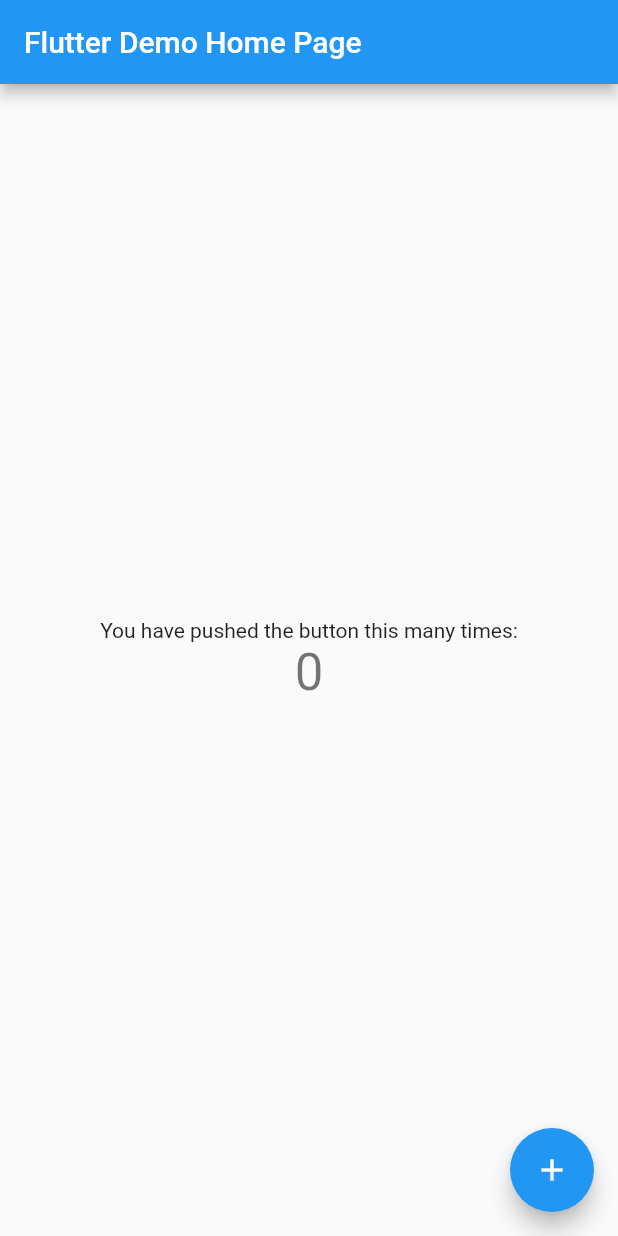
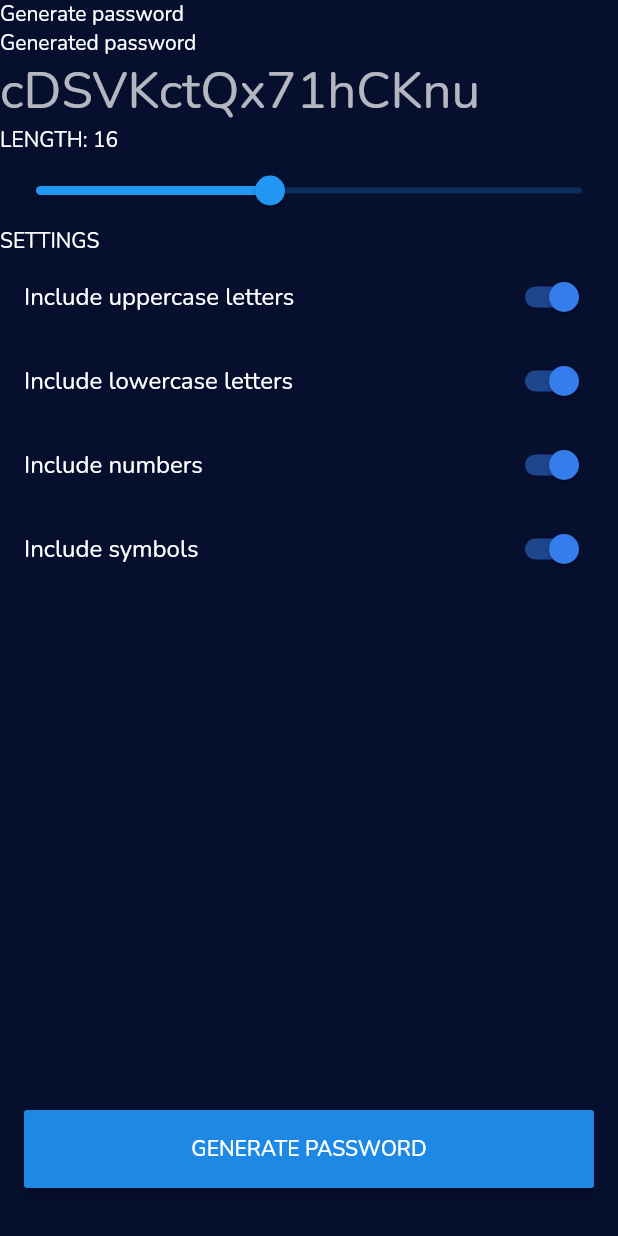
Before and after one commit to castrors/password_generator, a Flutter app: the screen it shows after launch, on a phone screen of 412 x 824 dp. Run offline on Flutter 3.47's test engine with Material 2 defaults, Android fonts, the light colour scheme and no system bars; our stand-ins replace google_fonts.

Commit message:
Draw the components

```diff
--- a/lib/main.dart
+++ b/lib/main.dart
@@ -1,111 +1,93 @@
 import 'package:flutter/material.dart';
+import 'package:google_fonts/google_fonts.dart';
 
-void main() => runApp(MyApp());
+final _fieldColors = Color(0xFF0b1740);
 
-class MyApp extends StatelessWidget {
-  // This widget is the root of your application.
+void main() => runApp(App());
+
+class App extends StatelessWidget {
   @override
   Widget build(BuildContext context) {
     return MaterialApp(
-      title: 'Flutter Demo',
       theme: ThemeData(
-        // This is the theme of your application.
-        //
-        // Try running your application with "flutter run". You'll see the
-        // application has a blue toolbar. Then, without quitting the app, try
-        // changing the primarySwatch below to Colors.green and then invoke
-        // "hot reload" (press "r" in the console where you ran "flutter run",
-        // or simply save your changes to "hot reload" in a Flutter IDE).
-        // Notice that the counter didn't reset back to zero; the application
-        // is not restarted.
-        primarySwatch: Colors.blue,
-      ),
-      home: MyHomePage(title: 'Flutter Demo Home Page'),
+          brightness: Brightness.dark,
+          accentColor: Color(0xFF357ced),
+          primaryColor: Color(0xFF357ced),
+          scaffoldBackgroundColor: Color(0xFF060f2d),
+          fontFamily: GoogleFonts.nunito().fontFamily),
+      home: PasswordGeneratorPage(),
     );
   }
 }
 
-class MyHomePage extends StatefulWidget {
-  MyHomePage({Key key, this.title}) : super(key: key);
-
-  // This widget is the home page of your application. It is stateful, meaning
-  // that it has a State object (defined below) that contains fields that affect
-  // how it looks.
-
-  // This class is the configuration for the state. It holds the values (in this
-  // case the title) provided by the parent (in this case the App widget) and
-  // used by the build method of the State. Fields in a Widget subclass are
-  // always marked "final".
-
-  final String title;
-
-  @override
-  _MyHomePageState createState() => _MyHomePageState();
-}
-
-class _MyHomePageState extends State<MyHomePage> {
-  int _counter = 0;
-
-  void _incrementCounter() {
-    setState(() {
-      // This call to setState tells the Flutter framework that something has
-      // changed in this State, which causes it to rerun the build method below
-      // so that the display can reflect the updated values. If we changed
-      // _counter without calling setState(), then the build method would not be
-      // called again, and so nothing would appear to happen.
-      _counter++;
-    });
-  }
-
+class PasswordGeneratorPage extends StatelessWidget {
   @override
   Widget build(BuildContext context) {
-    // This method is rerun every time setState is called, for instance as done
-    // by the _incrementCounter method above.
-    //
-    // The Flutter framework has been optimized to make rerunning build methods
-    // fast, so that you can just rebuild anything that needs updating rather
-    // than having to individually change instances of widgets.
     return Scaffold(
-      appBar: AppBar(
-        // Here we take the value from the MyHomePage object that was created by
-        // the App.build method, and use it to set our appbar title.
-        title: Text(widget.title),
-      ),
-      body: Center(
-        // Center is a layout widget. It takes a single child and positions it
-        // in the middle of the parent.
+      body: SafeArea(
         child: Column(
-          // Column is also a layout widget. It takes a list of children and
-          // arranges them vertically. By default, it sizes itself to fit its
-          // children horizontally, and tries to be as tall as its parent.
-          //
-          // Invoke "debug painting" (press "p" in the console, choose the
-          // "Toggle Debug Paint" action from the Flutter Inspector in Android
-          // Studio, or the "Toggle Debug Paint" command in Visual Studio Code)
-          // to see the wireframe for each widget.
-          //
-          // Column has various properties to control how it sizes itself and
-          // how it positions its children. Here we use mainAxisAlignment to
-          // center the children vertically; the main axis here is the vertical
-          // axis because Columns are vertical (the cross axis would be
-          // horizontal).
-          mainAxisAlignment: MainAxisAlignment.center,
+          crossAxisAlignment: CrossAxisAlignment.stretch,
           children: <Widget>[
             Text(
-              'You have pushed the button this many times:',
+              'Generate password',
             ),
             Text(
-              '$_counter',
+              'Generated password',
+            ),
+            Text(
+              'cDSVKctQx71hCKnu',
               style: Theme.of(context).textTheme.display1,
             ),
+            Text(
+              'LENGTH: 16',
+            ),
+            Slider(
+              onChanged: (value) {},
+              value: 16,
+              max: 32,
+              min: 4,
+            ),
+            Text('SETTINGS'),
+            SwitchListTile(
+              onChanged: (value) {},
+              title: Text('Include uppercase letters'),
+              value: true,
+            ),
+            SwitchListTile(
+              onChanged: (value) {},
+              title: Text('Include lowercase letters'),
+              value: true,
+            ),
+            SwitchListTile(
+              onChanged: (value) {},
+              title: Text('Include numbers'),
+              value: true,
+            ),
+            SwitchListTile(
+              onChanged: (value) {},
+              title: Text('Include symbols'),
+              value: true,
+            ),
+            Expanded(
+              child: Align(
+                alignment: Alignment.bottomCenter,
+                child: Padding(
+                  padding: const EdgeInsets.symmetric(
+                      horizontal: 16.0, vertical: 32.0),
+                  child: SizedBox(
+                    height: 52,
+                    width: MediaQuery.of(context).size.width,
+                    child: RaisedButton(
+                      child: Text('GENERATE PASSWORD'),
+                      onPressed: () {},
+                    ),
+                  ),
+                ),
+              ),
+            )
           ],
         ),
       ),
-      floatingActionButton: FloatingActionButton(
-        onPressed: _incrementCounter,
-        tooltip: 'Increment',
-        child: Icon(Icons.add),
-      ), // This trailing comma makes auto-formatting nicer for build methods.
     );
   }
 }
```
Also changed, not shown: pubspec.yaml (+1 -51 lines), pubspec.lock, 4 other files.
